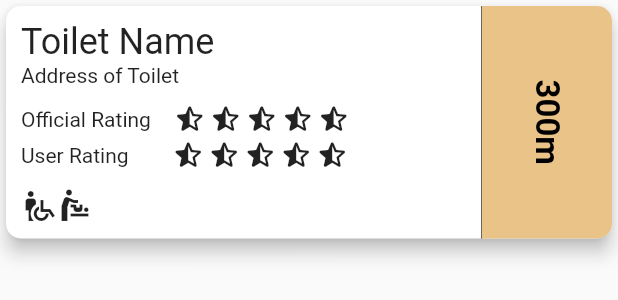
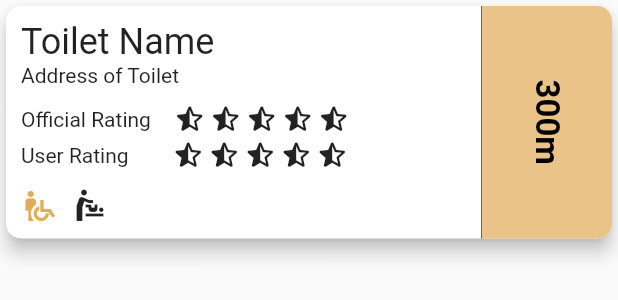
Before and after one commit to ShadowMasterAJ/ToiLocator, a Flutter app: what toiletCard() shows on an empty page, opened directly, on a phone screen of 412 x 824 dp. Shown: the top 300 px of the screen. Run offline on Flutter 3.47's test engine with Material 2 defaults, Android fonts, the phone set to English and light mode, and no system bars; our stand-ins replace firebase_auth, geolocator, google_maps_flutter, sliding_up_panel; missing offline and left inert: firebase_core_web, geocoder, geolocator_web; accounts and stored records are empty; network calls fail.

Commit message:
Minor Change (can ignore)

```diff
--- a/toilocator/lib/widgets/map_stack.dart
+++ b/toilocator/lib/widgets/map_stack.dart
@@ -1,13 +1,14 @@
 // ignore_for_file: import_of_legacy_library_into_null_safe
+
+import 'dart:typed_data';
 
 import 'package:flutter/material.dart';
 import 'package:geolocator/geolocator.dart';
 import 'package:google_maps_flutter/google_maps_flutter.dart';
 import 'package:geocoder/geocoder.dart';
+
 import 'package:sliding_up_panel/sliding_up_panel.dart';
 import 'package:toilocator/palette.dart';
-import 'package:network_image_to_byte/network_image_to_byte.dart';
-import 'dart:typed_data';
 
 class MapStack extends StatefulWidget {
   const MapStack({Key? key}) : super(key: key);
@@ -124,10 +125,11 @@ class _MapStackState extends State<MapStack> {
             children: <Widget>[
               Container(
                 width: 300,
-                child: Text("Recommended Toilets in the area...",
+                child: Text("Recommended toilets in the area...",
                     maxLines: 2,
                     overflow: TextOverflow.ellipsis,
-                    style: Theme.of(context).textTheme.headline4),
+                    style: Theme.of(context).textTheme.headline4?.copyWith(
+                        color: Colors.black, fontWeight: FontWeight.bold)),
               ),
               SizedBox(
                 width: 10,
@@ -357,7 +359,13 @@ class toiletCard extends StatelessWidget {
                     padding: const EdgeInsets.only(bottom: 10),
                     child: Row(
                       children: [
-                        Icon(Icons.wheelchair_pickup),
+                        Icon(
+                          Icons.wheelchair_pickup,
+                          color: Palette.beige[300],
+                        ),
+                        SizedBox(
+                          width: 10,
+                        ),
                         Icon(Icons.baby_changing_station)
                       ],
                     ),
```
